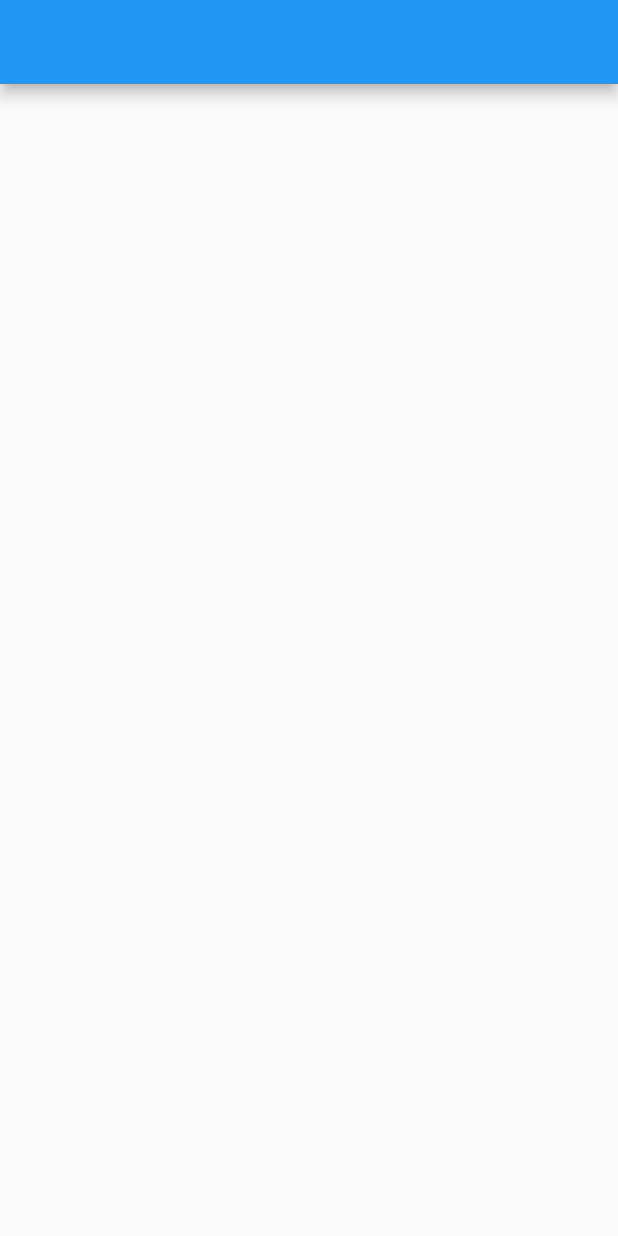
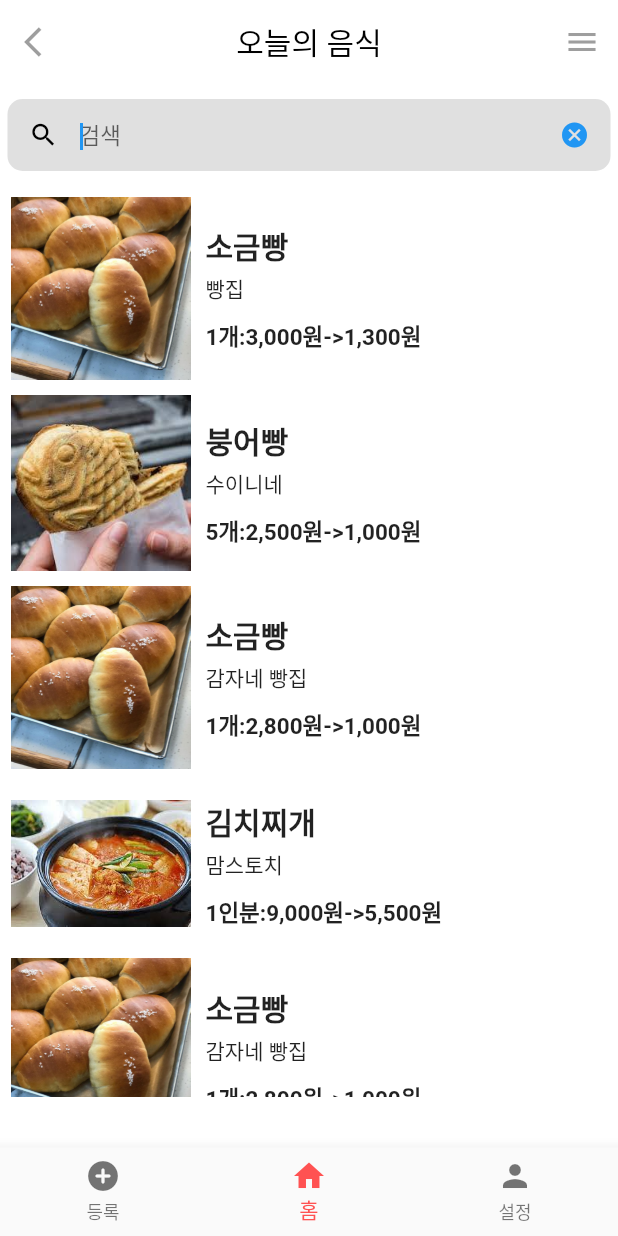
Before and after one commit to abcdaramgi/Longstone, a Flutter app: the screen it shows after launch, on a phone screen of 412 x 824 dp. Run offline on Flutter 3.47's test engine with Material 2 defaults, Android fonts, the phone set to English and light mode, and no system bars.

Commit message:
[Flutter] - 홈화면 구현

```diff
--- /dev/null
+++ b/golden_hour_flutter/lib/Home/FoodList.dart
@@ -0,0 +1,89 @@
+import 'package:flutter/material.dart';
+import 'package:untitled/Screen/detailScreen.dart';
+import 'package:untitled/model/modelFood.dart';
+
+class BoxSlider extends StatelessWidget{
+  final List<Food> foods;
+  BoxSlider({required this.foods});
+
+  @override
+  Widget build(BuildContext context){
+    return Container(
+      padding: EdgeInsets.all(7),
+      child: Column(
+        //crossAxisAlignment: CrossAxisAlignment.start,
+        children: <Widget> [
+          //Text('오늘 올라온 음식'),
+          Container(
+            height: 600,
+            child: ListView(
+              scrollDirection: Axis.vertical,
+              children: makeBoxImages(context, foods),
+            ),
+          )
+        ],
+      ),
+    );
+  }
+
+  List<Widget> makeBoxImages(BuildContext context, List<Food> foods){
+    List<Widget> results = [];
+    for(var i=0; i<foods.length;i++){
+      results.add(
+          InkWell(
+            onTap:(){
+              Navigator.of(context).push(MaterialPageRoute<Null>(
+                  fullscreenDialog: true,
+                  builder: (BuildContext context){
+                    return DetailScreen(
+                      food: foods[i],
+                    );
+                  }));
+            },
+            child: Container(
+              padding: EdgeInsets.only(bottom: 10),
+              child: Align(
+                alignment: Alignment.bottomCenter,
+                child: Row(
+                  children: [
+                    Image.asset('images/'+foods[i].poster, width: 120,),
+                    Expanded(
+                      child: Container(
+                        padding: EdgeInsets.all(10),
+                        child: Column(
+                          crossAxisAlignment: CrossAxisAlignment.start,
+                          children: [
+                            Container(
+                              child: Text(foods[i].name,
+                                style: TextStyle(
+                                    fontSize: 20,
+                                    fontWeight: FontWeight.bold
+                                ),
+                              ),
+                            ),
+                            Container(
+                              margin: EdgeInsets.only(top: 3),
+                              child: Text(foods[i].store),
+                            ),
+                            Container(
+                              margin: EdgeInsets.only(top: 10),
+                              child: Text(foods[i].cost,
+                                style: TextStyle(
+                                    fontSize: 15,
+                                    fontWeight: FontWeight.bold
+                                ),
+                              ),
+                            ),
+                          ],
+                        ),
+                      ),
+                    )
+                  ],
+                ),
+              ),
+            ),
+          ));
+    }
+    return results;
+  }
+}
--- /dev/null
+++ b/golden_hour_flutter/lib/Home/MainHome.dart
@@ -0,0 +1,107 @@
+import 'package:flutter/material.dart';
+import 'package:untitled/Screen/BellScreen.dart';
+import 'package:untitled/model/modelFood.dart';
+import 'package:untitled/Screen/InfoStoreScreen.dart';
+import 'Search.dart';
+import 'DrawerBar.dart';
+import 'FoodList.dart';
+
+class HomePage extends StatefulWidget{
+  const HomePage({super.key});
+
+  @override
+  _HomePageState createState() => _HomePageState();
+}
+
+class _HomePageState extends State<HomePage> {
+  final GlobalKey<ScaffoldState> _scaffoldKey = GlobalKey();
+  List<Food> foods = [
+    Food.fromMap({
+      'poster':'bread.png',
+      'name' : '소금빵',
+      'store' : '빵집',
+      'info' : '10년 간의 전통으로 만든 소금빵\n 오늘 5개 남아서 싼 가격에 넘겨요~!\n',
+      'time' : '2시간 뒤 마감',
+      'location' : '대구 북구 구암동',
+      'score' : '별점 : 5.0점',
+      'cost' : '1개:3,000원->1,300원'
+    }),
+    Food.fromMap({
+      'poster':'붕어빵.jpeg',
+      'name' : '붕어빵',
+      'store' : '수이니네',
+      'info' : '오늘 따라 맛있는 붕어빵.\n 다들 먹고 기절할껄 ?\n',
+      'time' : '1시간 뒤 마감',
+      'location' : '대구 북구 동천동',
+      'score' : '별점 : 5.0점',
+      'cost' : '5개:2,500원->1,000원'
+    }),
+    Food.fromMap({
+      'poster':'bread.png',
+      'name' : '소금빵',
+      'store' : '감자네 빵집',
+      'info' : '10년 간의 전통으로 만든 소금빵\n 오늘 5개 남아서 싼 가격에 넘겨요~!\n',
+      'time' : '2시간 뒤 마감',
+      'location' : '대구 북구 동천동',
+      'score' : '별점 : 4.7점',
+      'cost' : '1개:2,800원->1,000원'
+    }),
+    Food.fromMap({
+      'poster':'kimch.jpeg',
+      'name' : '김치찌개',
+      'store' : '맘스토치',
+      'info' : '10년 간의 전통으로 만든 김치찌개\n',
+      'time' : '2시간 뒤 마감',
+      'location' : '대구 북구 태전동',
+      'score' : '별점 : 4.9점',
+      'cost' : '1인분:9,000원->5,500원'
+    }),
+    Food.fromMap({
+      'poster':'bread.png',
+      'name' : '소금빵',
+      'store' : '감자네 빵집',
+      'info' : '10년 간의 전통으로 만든 소금빵\n 오늘 5개 남아서 싼 가격에 넘겨요~!\n',
+      'time' : '2시간 뒤 마감',
+      'location' : '대구 북구 구암동',
+      'score' : '별점 : 5.0점',
+      'cost' : '1개:2,800원->1,000원'
+    })
+  ];
+
+  @override
+  Widget build(BuildContext context) {
+    return Scaffold(
+      key: _scaffoldKey,
+      appBar: AppBar(
+        title: const Text('오늘의 음식', style: TextStyle(color: Colors.black),),
+        // 가운데 정렬
+        centerTitle: true,
+        backgroundColor: Colors.white,
+        // appBar 밑 그림자 제거,
+        elevation: 0.0,
+        leading: const IconButton(
+          icon: Icon(Icons.arrow_back_ios),
+          onPressed: null,),
+        actions: <Widget> [
+          IconButton(icon:Icon(Icons.notifications),
+              onPressed: () {
+                Navigator.push(
+                    context, MaterialPageRoute(builder: (_) => const BellPage()));
+              }),
+          IconButton(icon: const Icon(Icons.menu_sharp), color: Colors.grey, onPressed: () {
+            _scaffoldKey.currentState?.openEndDrawer();
+          }),
+        ],
+      ),
+      endDrawer: Drawer(
+        child: DrawerBar(),
+      ),
+      body: ListView(
+        children: <Widget>[
+          SearchScreen(),
+          BoxSlider(foods: foods),
+        ],
+      ),
+    );
+  }
+}
--- /dev/null
+++ b/golden_hour_flutter/lib/Home/Search.dart
@@ -0,0 +1,88 @@
+import 'package:flutter/material.dart';
+
+class SearchScreen extends StatefulWidget{
+  const SearchScreen({super.key});
+
+  @override
+  _SearchScreenState createState() => _SearchScreenState();
+}
+
+class _SearchScreenState extends State<SearchScreen>{
+  final TextEditingController _filter = TextEditingController();
+  FocusNode focusNode = FocusNode();
+  String _searchText = "";
+
+  _SearchScreenState(){
+    _filter.addListener(() {
+      setState(() {
+        _searchText = _filter.text;
+      });
+    });
+  }
+
+  @override
+  Widget build(BuildContext context){
+    return Column(
+      children: <Widget>[
+        Container(
+            color: Colors.white,
+            padding: EdgeInsets.fromLTRB(5, 10, 5, 10),
+            child: Row(
+              children : <Widget>[
+                Expanded(
+                    flex: 6,
+                    child: TextField(
+                        focusNode: focusNode,
+                        style: TextStyle(
+                            fontSize: 15
+                        ),
+                        autofocus: true,
+                        controller: _filter,
+                        decoration: InputDecoration(
+                          contentPadding: EdgeInsets.all(10),
+                          filled: true,
+                          fillColor: Colors.grey[300],
+                          prefixIcon: Icon(
+                            Icons.search,
+                            color: Colors.black,
+                            size: 20,
+                          ),
+                          suffixIcon: focusNode.hasFocus
+                              ?IconButton(
+                            icon: Icon(
+                              Icons.cancel,
+                              size: 20,
+                            ),
+                            onPressed: (){
+                              setState((){
+                                _filter.clear();
+                                _searchText="";
+                              });
+                            },
+                          )
+                              :Container(),
+                          hintText: '검색',
+                          labelStyle: TextStyle(color: Colors.black45),
+                          // 검색창 밑줄 없애고 투명하게 만드는 기능
+                          focusedBorder: OutlineInputBorder(
+                            borderSide: BorderSide(color: Colors.transparent),
+                            borderRadius: BorderRadius.all(Radius.circular(10)),
+                          ),
+                          enabledBorder: OutlineInputBorder(
+                            borderSide: BorderSide(color: Colors.transparent),
+                            borderRadius: BorderRadius.all(Radius.circular(10)),
+                          ),
+                          border: OutlineInputBorder(
+                              borderSide: BorderSide(color: Colors.transparent),
+                              borderRadius: BorderRadius.all(Radius.circular(10))
+                          ),
+                        )
+                    )
+                )
+              ],
+            )
+        )
+      ],
+    );
+  }
+}
--- a/golden_hour_flutter/lib/main.dart
+++ b/golden_hour_flutter/lib/main.dart
@@ -1,20 +1,66 @@
 import 'package:flutter/material.dart';
+import 'package:untitled/Screen/uploadFood.dart';
+import 'package:untitled/Home/MainHome.dart';
+import 'package:untitled/Screen/contol.dart';
 
-void main() {
+void main(){
   runApp(const MyApp());
 }
 
-class MyApp extends StatelessWidget {
-  const MyApp({Key? key}) : super(key: key);
+class MyApp extends StatelessWidget{
+  const MyApp({super.key});
+
+  @override
+  Widget build(BuildContext context){
+    return MaterialApp(
+      title: 'GoldenHour',
+      theme: ThemeData(
+          scaffoldBackgroundColor: Colors.white
+      ),
+      home: const MainPage(),
+    );
+  }
+}
+
+class MainPage extends StatefulWidget {
+  const MainPage({super.key});
+
+  @override
+  _MainPageState createState() => _MainPageState();
+}
+
+class _MainPageState extends State<MainPage> {
+  final List<Widget> _widgetOptions = <Widget>[
+    const UploadfoodPage(),
+    HomePage(),
+    const contolPage(),
+  ];
+
+  int _selectionIndex = 1;
+
+  void _onItemTapped(int index) {
+    setState(() {
+      _selectionIndex = index;
+    });
+  }
 
   @override
   Widget build(BuildContext context) {
-    return MaterialApp(
-      home: Scaffold(
-        appBar: AppBar(),
-        body: Container(),
-        bottomNavigationBar: BottomAppBar(),
-      )
+    return Scaffold(
+      body: _widgetOptions[_selectionIndex],
+      bottomNavigationBar: BottomNavigationBar(
+        items: const <BottomNavigationBarItem>[
+          BottomNavigationBarItem(
+            icon: Icon(Icons.add_circle_rounded), label: '등록',),
+          BottomNavigationBarItem(
+            icon: Icon(Icons.home), label: '홈',),
+          BottomNavigationBarItem(
+              icon: Icon(Icons.person), label: '설정'),
+        ],
+        currentIndex: _selectionIndex,
+        selectedItemColor: Colors.redAccent,
+        onTap: _onItemTapped,
+      ),
     );
   }
 }
--- /dev/null
+++ b/golden_hour_flutter/lib/model/modelFood.dart
@@ -0,0 +1,23 @@
+class Food{
+  final String poster;
+  final String name;
+  final String store;
+  final String info;
+  final String time;
+  final String cost;
+  final String score;
+  final String location;
+
+  Food.fromMap(Map<String, dynamic> map)
+      : poster = map['poster'],
+        name = map['name'],
+        store = map['store'],
+        info = map['info'],
+        time = map['time'],
+        score = map['score'],
+        location = map['location'],
+        cost = map['cost'];
+
+  @override
+  String toString() => "Food<$name:<$store>>";
+}
--- a/golden_hour_flutter/pubspec.yaml
+++ b/golden_hour_flutter/pubspec.yaml
@@ -58,7 +58,10 @@ flutter:
   # included with your application, so that you can use the icons in
   # the material Icons class.
   uses-material-design: true
-
+  assets:
+    - images/bread.png
+    - images/kimch.jpeg
+    - images/붕어빵.jpeg
   # To add assets to your application, add an assets section, like this:
   # assets:
   #   - images/a_dot_burr.jpeg
```
Also changed, not shown: golden_hour_flutter/lib/Home/DrawerBar.dart (added, +63 -0 lines), golden_hour_flutter/lib/Screen/BellScreen.dart (added, +19 -0 lines), golden_hour_flutter/lib/Screen/Contol.dart (added, +19 -0 lines), golden_hour_flutter/lib/Screen/InfoStoreScreen.dart (added, +19 -0 lines), golden_hour_flutter/lib/Screen/detailScreen.dart (added, +100 -0 lines), golden_hour_flutter/lib/Screen/uploadFood.dart (added, +19 -0 lines), golden_hour_flutter/images/bread.png (added), golden_hour_flutter/images/kimch.jpeg (added), golden_hour_flutter/images/붕어빵.jpeg (added), 2 other files.
